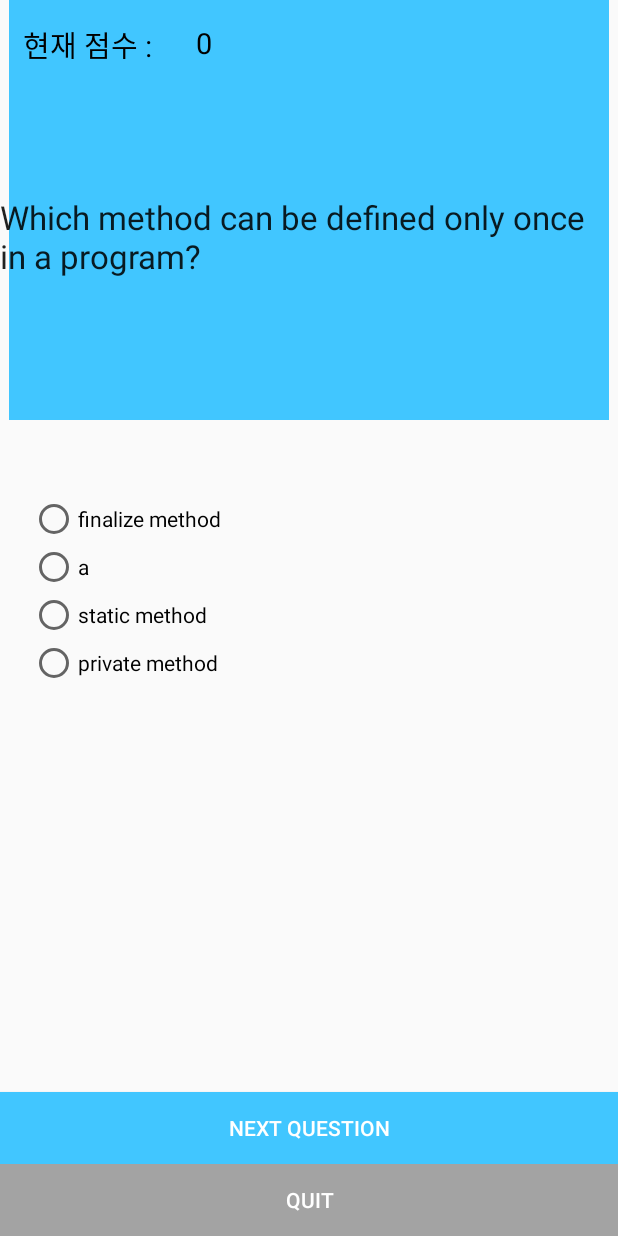
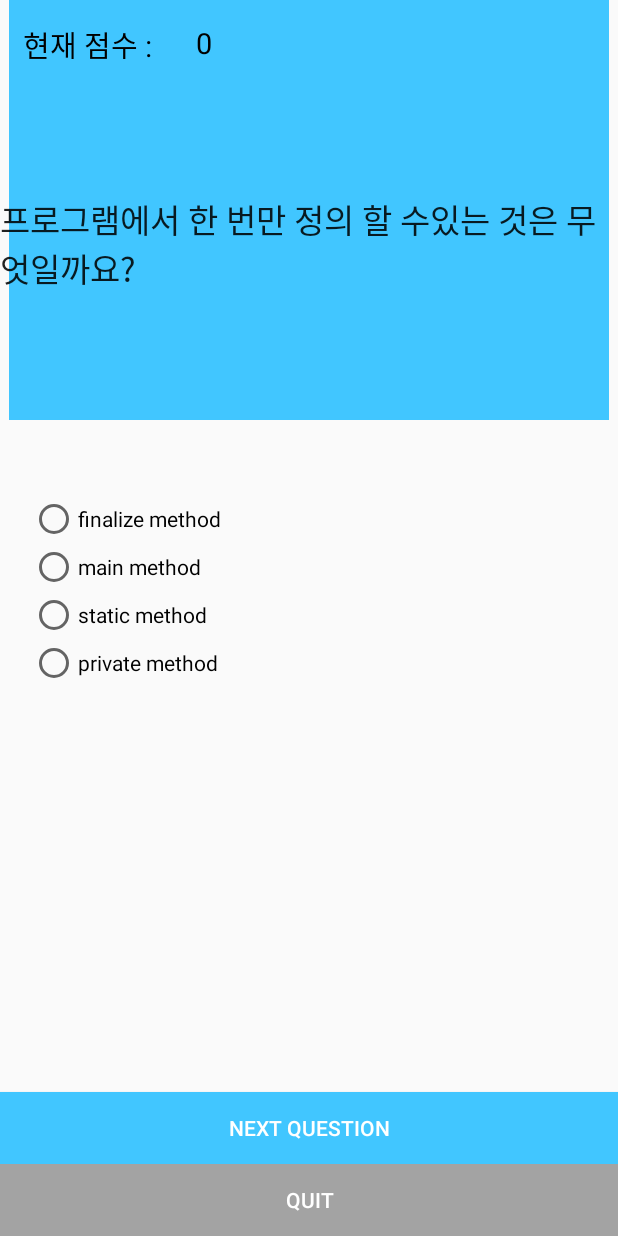
Before and after one commit to khjin2443/hahahaha, an Android app: the activity_quiz screen opened directly, with no data from a screen before it, on a phone screen of 412 x 824 dp. Run offline under Robolectric (Android 15) with nearby library versions, the phone set to English and light mode, and no system bars.

Commit message:
change 문제바꾸기

```diff
--- a/app/src/main/java/com/example/ansys/hahahaha/activity_quiz.java
+++ b/app/src/main/java/com/example/ansys/hahahaha/activity_quiz.java
@@ -18,23 +18,23 @@ public class activity_quiz extends AppCompatActivity {
     RadioGroup rb_grp;
 
     String question[] = {
-            "Which method can be defined only once in a program?",
-            "Which of these is not a bitwise operator?",
-            "Which keyword is used by method to refer to the object that invoked it?",
-            "Which of these keywords is used to define interfaces in Java?",
-            "Which of these access specifiers can be used for an interface?",
-            "Which of the following is correct way of importing an entire package ‘pkg’?",
-            "What is the return type of Constructors?",
-            "Which of the following package stores all the standard java classes?",
-            "Which of these method of class String is used to compare two String objects for their equality?",
-            "An expression involving byte, int, & literal numbers is promoted to which of these?"
+            "프로그램에서 한 번만 정의 할 수있는 것은 무엇일까요?",
+            "비트 연산자가 아닌 것은 무엇일까요?",
+            "메소드에서 키워드를 호출 한 오브젝트를 참조하기 위해 사용하는 키워드는 무엇일까요?",
+            "Java에서 인터페이스를 정의하는 데 사용되는 키워드는 무엇일까요?",
+            "인터페이스에 사용할 수있는 액세스 지정자는 무엇일까요?",
+            "다음 중 전체 패키지 'pkg'를 가져 오는 올바른 방법은 무엇일까요?",
+            "생성자의 반환 유형은 무엇일까요?",
+            "다음 중 표준 Java 클래스를 모두 저장하는 패키지는 무엇일까요?",
+            "두 String 객체가 동일한지 비교하기 위해 String 클래스의 다음 중 어떤 방법을 사용할까요?",
+            "바이트, 정수 및 리터럴 숫자를 포함하는 표현식이 다음 중 어느 것으로 오를까요?"
     };
 
     //정답 리스트
-    String answers[] = {"a","<=","this","interface","public","import pkg.*","None of the mentioned","java","equals()","int"};
+    String answers[] = {"main method","<=","this","interface","public","import pkg.*","None of the mentioned","java","equals()","int"};
     //오답 리스트
     String opt[] = {
-            "finalize method","a","static method","private method",
+            "finalize method","main method","static method","private method",
             "&","&=","|=","<=",
             "import","this","catch","abstract",
             "Interface","interface","intf","Intf",
--- a/app/src/main/res/layout/activity_quiz.xml
+++ b/app/src/main/res/layout/activity_quiz.xml
@@ -110,9 +110,9 @@
         android:layout_above="@+id/rb_grp"
         android:layout_alignParentStart="true"
         android:layout_alignParentLeft="true"
-        android:layout_marginStart="60dp"
+        android:layout_marginStart="8dp"
         android:layout_marginTop="130dp"
-        android:layout_marginEnd="60dp"
+        android:layout_marginEnd="8dp"
         android:text="Questions"
         android:textAppearance="?android:attr/textAppearanceLarge"
         app:layout_constraintEnd_toEndOf="parent"
--- a/app/src/main/res/values/strings.xml
+++ b/app/src/main/res/values/strings.xml
@@ -1,7 +1,7 @@
 <resources>
     <string name="app_name">hahahaha</string>
     <string name="your_score">현재 점수 : </string>
-    <string name="quizapp">넌센스퀴즈</string>
+    <string name="quizapp">퀴즈</string>
     <string name="title_quiz">대표문제 풀기</string>
 
 
```
